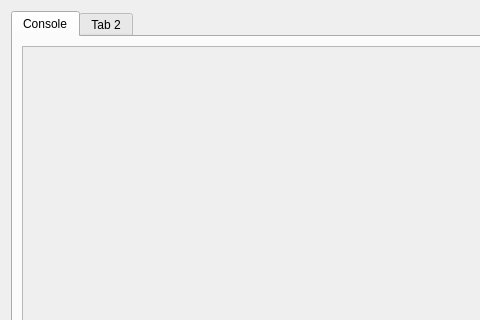
Above: src/main.ui from Portal-2-Multiplayer-Mod/P2MM-Entanglement before the change; both pictures show x 0 to 480 and y 0 to 320 of the 600 by 500 pixel window. Below: the same form after it.
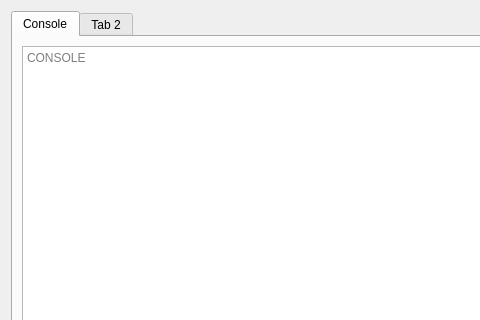
That is the form after the change.

Diff of the .ui file:
```diff
--- a/src/main.ui
+++ b/src/main.ui
@@ -31,20 +31,13 @@
       </attribute>
       <layout class="QVBoxLayout" name="verticalLayout_2">
        <item>
-        <widget class="QScrollArea" name="console_output">
-         <property name="widgetResizable">
+        <widget class="QTextEdit" name="console_output">
+         <property name="readOnly">
           <bool>true</bool>
          </property>
-         <widget class="QWidget" name="scrollAreaWidgetContents">
-          <property name="geometry">
-           <rect>
-            <x>0</x>
-            <y>0</y>
-            <width>556</width>
-            <height>376</height>
-           </rect>
-          </property>
-         </widget>
+         <property name="placeholderText">
+          <string>CONSOLE</string>
+         </property>
         </widget>
        </item>
        <item>
```
Left out of the diff: 2 changed lines with no effect on the pictures.
